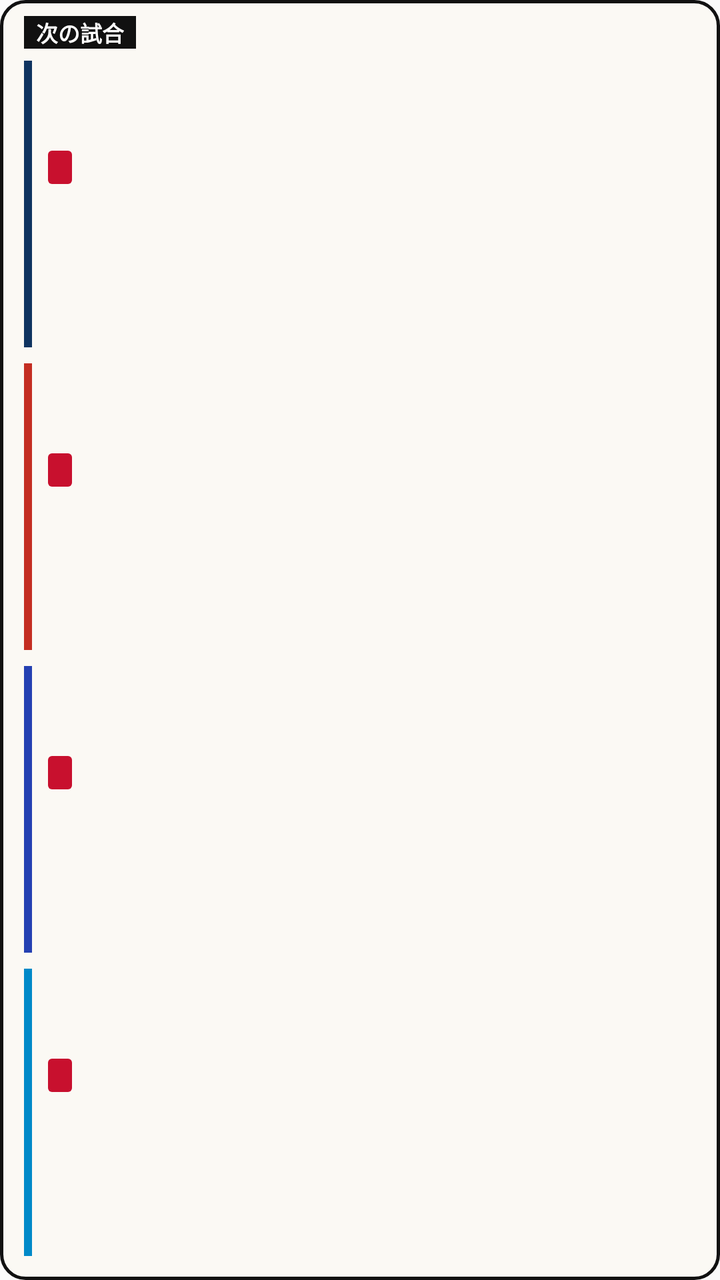
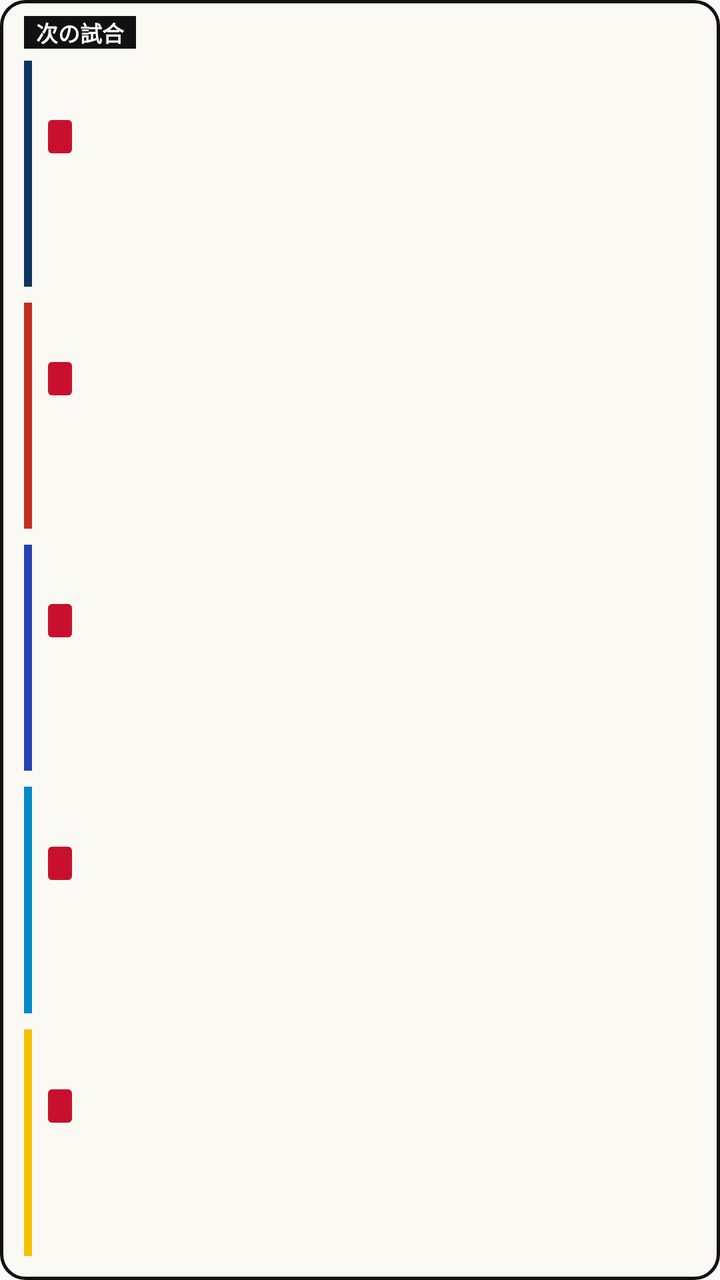

Screens rendered from an Android XML layout before and after an edit, with the pre-edit source and the edit as a unified diff.
<!-- AndroidManifest.xml: application theme Theme.FukuiTeamsApp -->
<!-- res/layout/widget_next_game.xml -->
<?xml version="1.0" encoding="utf-8"?>
<LinearLayout xmlns:android="http://schemas.android.com/apk/res/android"
    android:id="@+id/widget_root"
    android:layout_width="match_parent"
    android:layout_height="match_parent"
    android:background="@drawable/widget_bg"
    android:orientation="vertical"
    android:paddingStart="12dp"
    android:paddingTop="8dp"
    android:paddingEnd="12dp"
    android:paddingBottom="8dp">

    <TextView
        android:layout_width="wrap_content"
        android:layout_height="wrap_content"
        android:layout_marginBottom="2dp"
        android:background="#111111"
        android:paddingStart="6dp"
        android:paddingEnd="6dp"
        android:text="次の試合"
        android:textColor="#FFFFFF"
        android:textSize="11sp"
        android:textStyle="bold" />

    <LinearLayout
        android:id="@+id/row_b"
        android:layout_width="match_parent"
        android:layout_height="0dp"
        android:layout_weight="1"
        android:gravity="center_vertical"
        android:orientation="horizontal">

        <TextView
            android:id="@+id/bar_b"
            android:layout_width="4dp"
            android:layout_height="match_parent"
            android:layout_marginTop="4dp"
            android:layout_marginBottom="4dp"
            android:background="#0F3460" />

        <LinearLayout
            android:layout_width="0dp"
            android:layout_height="wrap_content"
            android:layout_marginStart="8dp"
            android:layout_weight="1"
            android:orientation="vertical">

            
            <LinearLayout
                android:layout_width="match_parent"
                android:layout_height="wrap_content"
                android:gravity="center_vertical"
                android:orientation="horizontal">

                <TextView
                    android:id="@+id/homeaway_b"
                    android:layout_width="wrap_content"
                    android:layout_height="wrap_content"
                    android:layout_marginEnd="6dp"
                    android:background="@drawable/widget_home_bg"
                    android:maxLines="1"
                    android:paddingStart="6dp"
                    android:paddingTop="1dp"
                    android:paddingEnd="6dp"
                    android:paddingBottom="1dp"
                    android:singleLine="true"
                    android:textColor="#FFFFFF"
                    android:textSize="11sp"
                    android:textStyle="bold" />

                <TextView
                    android:id="@+id/team_b"
                    android:layout_width="0dp"
                    android:layout_height="wrap_content"
                    android:layout_weight="1"
                    android:ellipsize="end"
                    android:maxLines="1"
                    android:singleLine="true"
                    android:textSize="12sp"
                    android:textStyle="bold" />

                <TextView
                    android:id="@+id/invite_b"
                    android:layout_width="wrap_content"
                    android:layout_height="wrap_content"
                    android:layout_marginStart="6dp"
                    android:singleLine="true"
                    android:text="招待あり"
                    android:textColor="#C8102E"
                    android:textSize="11sp"
                    android:textStyle="bold"
                    android:visibility="gone" />

                
                <TextView
                    android:id="@+id/last_b"
                    android:layout_width="wrap_content"
                    android:layout_height="wrap_content"
                    android:layout_marginStart="6dp"
                    android:singleLine="true"
                    android:textColor="#55504A"
                    android:textSize="11sp"
                    android:textStyle="bold"
                    android:visibility="gone" />
            </LinearLayout>

            
            <TextView
                android:id="@+id/date_b"
                android:layout_width="match_parent"
                android:layout_height="wrap_content"
                android:ellipsize="end"
                android:fontFamily="serif"
                android:singleLine="true"
                android:textColor="#111111"
                android:textSize="15sp"
                android:textStyle="bold" />

            
            <TextView
                android:id="@+id/opp_b"
                android:layout_width="match_parent"
                android:layout_height="wrap_content"
                android:ellipsize="end"
                android:singleLine="true"
                android:textColor="#55504A"
                android:textSize="12sp" />
        </LinearLayout>
    </LinearLayout>

    <LinearLayout
        android:id="@+id/row_r"
        android:layout_width="match_parent"
        android:layout_height="0dp"
        android:layout_weight="1"
        android:gravity="center_vertical"
        android:orientation="horizontal">

        <TextView
            android:id="@+id/bar_r"
            android:layout_width="4dp"
            android:layout_height="match_parent"
            android:layout_marginTop="4dp"
            android:layout_marginBottom="4dp"
            android:background="#C42E22" />

        <LinearLayout
            android:layout_width="0dp"
            android:layout_height="wrap_content"
            android:layout_marginStart="8dp"
            android:layout_weight="1"
            android:orientation="vertical">

            
            <LinearLayout
                android:layout_width="match_parent"
                android:layout_height="wrap_content"
                android:gravity="center_vertical"
                android:orientation="horizontal">

                <TextView
                    android:id="@+id/homeaway_r"
                    android:layout_width="wrap_content"
                    android:layout_height="wrap_content"
                    android:layout_marginEnd="6dp"
                    android:background="@drawable/widget_home_bg"
                    android:maxLines="1"
                    android:paddingStart="6dp"
                    android:paddingTop="1dp"
                    android:paddingEnd="6dp"
                    android:paddingBottom="1dp"
                    android:singleLine="true"
                    android:textColor="#FFFFFF"
                    android:textSize="11sp"
                    android:textStyle="bold" />

                <TextView
                    android:id="@+id/team_r"
                    android:layout_width="0dp"
                    android:layout_height="wrap_content"
                    android:layout_weight="1"
                    android:ellipsize="end"
                    android:maxLines="1"
                    android:singleLine="true"
                    android:textSize="12sp"
                    android:textStyle="bold" />

                <TextView
                    android:id="@+id/invite_r"
                    android:layout_width="wrap_content"
                    android:layout_height="wrap_content"
                    android:layout_marginStart="6dp"
                    android:singleLine="true"
                    android:text="招待あり"
                    android:textColor="#C8102E"
                    android:textSize="11sp"
                    android:textStyle="bold"
                    android:visibility="gone" />

                
                <TextView
                    android:id="@+id/last_r"
                    android:layout_width="wrap_content"
                    android:layout_height="wrap_content"
                    android:layout_marginStart="6dp"
                    android:singleLine="true"
                    android:textColor="#55504A"
                    android:textSize="11sp"
                    android:textStyle="bold"
                    android:visibility="gone" />
            </LinearLayout>

            
            <TextView
                android:id="@+id/date_r"
                android:layout_width="match_parent"
                android:layout_height="wrap_content"
                android:ellipsize="end"
                android:fontFamily="serif"
                android:singleLine="true"
                android:textColor="#111111"
                android:textSize="15sp"
                android:textStyle="bold" />

            
            <TextView
                android:id="@+id/opp_r"
                android:layout_width="match_parent"
                android:layout_height="wrap_content"
                android:ellipsize="end"
                android:singleLine="true"
                android:textColor="#55504A"
                android:textSize="12sp" />
        </LinearLayout>
    </LinearLayout>

    <LinearLayout
        android:id="@+id/row_u"
        android:layout_width="match_parent"
        android:layout_height="0dp"
        android:layout_weight="1"
        android:gravity="center_vertical"
        android:orientation="horizontal">

        <TextView
            android:id="@+id/bar_u"
            android:layout_width="4dp"
            android:layout_height="match_parent"
            android:layout_marginTop="4dp"
            android:layout_marginBottom="4dp"
            android:background="#2541B2" />

        <LinearLayout
            android:layout_width="0dp"
            android:layout_height="wrap_content"
            android:layout_marginStart="8dp"
            android:layout_weight="1"
            android:orientation="vertical">

            
            <LinearLayout
                android:layout_width="match_parent"
                android:layout_height="wrap_content"
                android:gravity="center_vertical"
                android:orientation="horizontal">

                <TextView
                    android:id="@+id/homeaway_u"
                    android:layout_width="wrap_content"
                    android:layout_height="wrap_content"
                    android:layout_marginEnd="6dp"
                    android:background="@drawable/widget_home_bg"
                    android:maxLines="1"
                    android:paddingStart="6dp"
                    android:paddingTop="1dp"
                    android:paddingEnd="6dp"
                    android:paddingBottom="1dp"
                    android:singleLine="true"
                    android:textColor="#FFFFFF"
                    android:textSize="11sp"
                    android:textStyle="bold" />

                <TextView
                    android:id="@+id/team_u"
                    android:layout_width="0dp"
                    android:layout_height="wrap_content"
                    android:layout_weight="1"
                    android:ellipsize="end"
                    android:maxLines="1"
                    android:singleLine="true"
                    android:textSize="12sp"
                    android:textStyle="bold" />

                <TextView
                    android:id="@+id/invite_u"
                    android:layout_width="wrap_content"
                    android:layout_height="wrap_content"
                    android:layout_marginStart="6dp"
                    android:singleLine="true"
                    android:text="招待あり"
                    android:textColor="#C8102E"
                    android:textSize="11sp"
                    android:textStyle="bold"
                    android:visibility="gone" />

                
                <TextView
                    android:id="@+id/last_u"
                    android:layout_width="wrap_content"
                    android:layout_height="wrap_content"
                    android:layout_marginStart="6dp"
                    android:singleLine="true"
                    android:textColor="#55504A"
                    android:textSize="11sp"
                    android:textStyle="bold"
                    android:visibility="gone" />
            </LinearLayout>

            
            <TextView
                android:id="@+id/date_u"
                android:layout_width="match_parent"
                android:layout_height="wrap_content"
                android:ellipsize="end"
                android:fontFamily="serif"
                android:singleLine="true"
                android:textColor="#111111"
                android:textSize="15sp"
                android:textStyle="bold" />

            
            <TextView
                android:id="@+id/opp_u"
                android:layout_width="match_parent"
                android:layout_height="wrap_content"
                android:ellipsize="end"
                android:singleLine="true"
                android:textColor="#55504A"
                android:textSize="12sp" />
        </LinearLayout>
    </LinearLayout>

    <LinearLayout
        android:id="@+id/row_t"
        android:layout_width="match_parent"
        android:layout_height="0dp"
        android:layout_weight="1"
        android:gravity="center_vertical"
        android:orientation="horizontal">

        <TextView
            android:id="@+id/bar_t"
            android:layout_width="4dp"
            android:layout_height="match_parent"
            android:layout_marginTop="4dp"
            android:layout_marginBottom="4dp"
            android:background="#0089C8" />

        <LinearLayout
            android:layout_width="0dp"
            android:layout_height="wrap_content"
            android:layout_marginStart="8dp"
            android:layout_weight="1"
            android:orientation="vertical">

            
            <LinearLayout
                android:layout_width="match_parent"
                android:layout_height="wrap_content"
                android:gravity="center_vertical"
                android:orientation="horizontal">

                <TextView
                    android:id="@+id/homeaway_t"
                    android:layout_width="wrap_content"
                    android:layout_height="wrap_content"
                    android:layout_marginEnd="6dp"
                    android:background="@drawable/widget_home_bg"
                    android:maxLines="1"
                    android:paddingStart="6dp"
                    android:paddingTop="1dp"
                    android:paddingEnd="6dp"
                    android:paddingBottom="1dp"
                    android:singleLine="true"
                    android:textColor="#FFFFFF"
                    android:textSize="11sp"
                    android:textStyle="bold" />

                <TextView
                    android:id="@+id/team_t"
                    android:layout_width="0dp"
                    android:layout_height="wrap_content"
                    android:layout_weight="1"
                    android:ellipsize="end"
                    android:maxLines="1"
                    android:singleLine="true"
                    android:textSize="12sp"
                    android:textStyle="bold" />

                <TextView
                    android:id="@+id/invite_t"
                    android:layout_width="wrap_content"
                    android:layout_height="wrap_content"
                    android:layout_marginStart="6dp"
                    android:singleLine="true"
                    android:text="招待あり"
                    android:textColor="#C8102E"
                    android:textSize="11sp"
                    android:textStyle="bold"
                    android:visibility="gone" />

                
                <TextView
                    android:id="@+id/last_t"
                    android:layout_width="wrap_content"
                    android:layout_height="wrap_content"
                    android:layout_marginStart="6dp"
                    android:singleLine="true"
                    android:textColor="#55504A"
                    android:textSize="11sp"
                    android:textStyle="bold"
                    android:visibility="gone" />
            </LinearLayout>

            
            <TextView
                android:id="@+id/date_t"
                android:layout_width="match_parent"
                android:layout_height="wrap_content"
                android:ellipsize="end"
                android:fontFamily="serif"
                android:singleLine="true"
                android:textColor="#111111"
                android:textSize="15sp"
                android:textStyle="bold" />

            
            <TextView
                android:id="@+id/opp_t"
                android:layout_width="match_parent"
                android:layout_height="wrap_content"
                android:ellipsize="end"
                android:singleLine="true"
                android:textColor="#55504A"
                android:textSize="12sp" />
        </LinearLayout>
    </LinearLayout>
</LinearLayout>
<!-- resources referenced by this layout -->
<resources>
  <!-- drawable widget_bg (drawable) -->
  <?xml version="1.0" encoding="utf-8"?>
  <shape xmlns:android="http://schemas.android.com/apk/res/android" android:shape="rectangle">
      <solid android:color="#FBF9F4" />
      <stroke android:width="1.5dp" android:color="#111111" />
      <corners android:radius="12dp" />
  </shape>
  <!-- drawable widget_home_bg (drawable) -->
  <?xml version="1.0" encoding="utf-8"?>
  <shape xmlns:android="http://schemas.android.com/apk/res/android" android:shape="rectangle">
      <solid android:color="#C8102E" />
      <corners android:radius="2dp" />
  </shape>
  <style name="Theme.FukuiTeamsApp" parent="android:Theme.Material.Light.NoActionBar" />
</resources>

<!-- the commit's change to res/layout/widget_next_game.xml (unified diff, before → after) -->
@@ -445,4 +445,111 @@
                 android:textSize="12sp" />
         </LinearLayout>
     </LinearLayout>
+
+    
+    <LinearLayout
+        android:id="@+id/row_v"
+        android:layout_width="match_parent"
+        android:layout_height="0dp"
+        android:layout_weight="1"
+        android:gravity="center_vertical"
+        android:orientation="horizontal">
+
+        <TextView
+            android:id="@+id/bar_v"
+            android:layout_width="4dp"
+            android:layout_height="match_parent"
+            android:layout_marginTop="4dp"
+            android:layout_marginBottom="4dp"
+            android:background="#F2C200" />
+
+        <LinearLayout
+            android:layout_width="0dp"
+            android:layout_height="wrap_content"
+            android:layout_marginStart="8dp"
+            android:layout_weight="1"
+            android:orientation="vertical">
+
+            
+            <LinearLayout
+                android:layout_width="match_parent"
+                android:layout_height="wrap_content"
+                android:gravity="center_vertical"
+                android:orientation="horizontal">
+
+                <TextView
+                    android:id="@+id/homeaway_v"
+                    android:layout_width="wrap_content"
+                    android:layout_height="wrap_content"
+                    android:layout_marginEnd="6dp"
+                    android:background="@drawable/widget_home_bg"
+                    android:maxLines="1"
+                    android:paddingStart="6dp"
+                    android:paddingTop="1dp"
+                    android:paddingEnd="6dp"
+                    android:paddingBottom="1dp"
+                    android:singleLine="true"
+                    android:textColor="#FFFFFF"
+                    android:textSize="11sp"
+                    android:textStyle="bold" />
+
+                <TextView
+                    android:id="@+id/team_v"
+                    android:layout_width="0dp"
+                    android:layout_height="wrap_content"
+                    android:layout_weight="1"
+                    android:ellipsize="end"
+                    android:maxLines="1"
+                    android:singleLine="true"
+                    android:textSize="12sp"
+                    android:textStyle="bold" />
+
+                <TextView
+                    android:id="@+id/invite_v"
+                    android:layout_width="wrap_content"
+                    android:layout_height="wrap_content"
+                    android:layout_marginStart="6dp"
+                    android:singleLine="true"
+                    android:text="招待あり"
+                    android:textColor="#C8102E"
+                    android:textSize="11sp"
+                    android:textStyle="bold"
+                    android:visibility="gone" />
+
+                
+                <TextView
+                    android:id="@+id/last_v"
+                    android:layout_width="wrap_content"
+                    android:layout_height="wrap_content"
+                    android:layout_marginStart="6dp"
+                    android:singleLine="true"
+                    android:textColor="#55504A"
+                    android:textSize="11sp"
+                    android:textStyle="bold"
+                    android:visibility="gone" />
+            </LinearLayout>
+
+            
+            <TextView
+                android:id="@+id/date_v"
+                android:layout_width="match_parent"
+                android:layout_height="wrap_content"
+                android:ellipsize="end"
+                android:fontFamily="serif"
+                android:singleLine="true"
+                android:textColor="#111111"
+                android:textSize="15sp"
+                android:textStyle="bold" />
+
+            
+            <TextView
+                android:id="@+id/opp_v"
+                android:layout_width="match_parent"
+                android:layout_height="wrap_content"
+                android:ellipsize="end"
+                android:singleLine="true"
+                android:textColor="#55504A"
+                android:textSize="12sp" />
+        </LinearLayout>
+    </LinearLayout>
 </LinearLayout>
